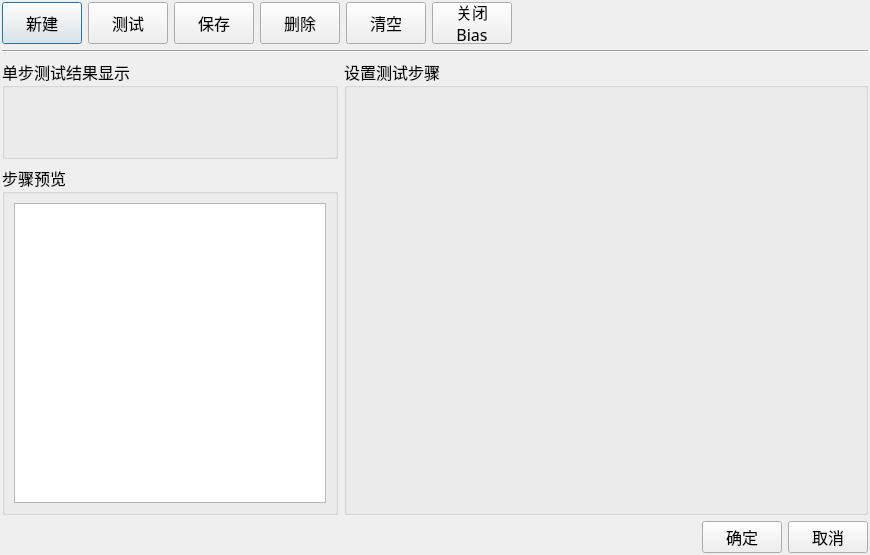
This is MeterMode/clsSetTestStep.ui in caicaiking/WKEFactoryView2014 as Qt 5 draws it before an edit. The edited form follows.
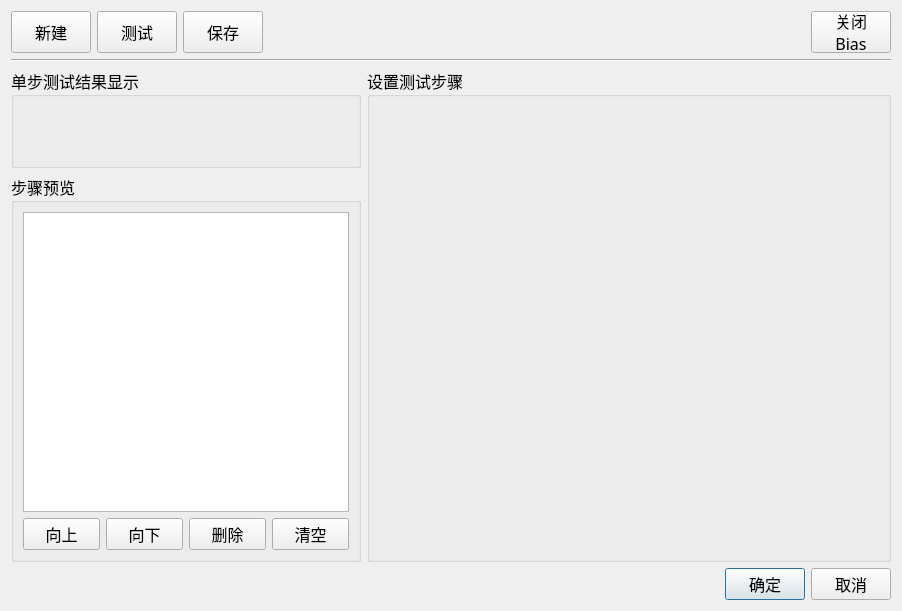
This is the edited form. Icons and pictures are not drawn. Custom widgets are drawn as their Qt base class.

Patch:
```diff
--- a/MeterMode/clsSetTestStep.ui
+++ b/MeterMode/clsSetTestStep.ui
@@ -6,8 +6,8 @@
    <rect>
     <x>0</x>
     <y>0</y>
-    <width>870</width>
-    <height>555</height>
+    <width>888</width>
+    <height>601</height>
    </rect>
   </property>
   <property name="font">
@@ -26,21 +26,7 @@
 	background-color: rgb(148, 148, 248);
 }</string>
   </property>
-  <layout class="QVBoxLayout" name="verticalLayout_6">
-   <property name="leftMargin">
-    <number>2</number>
-   </property>
-   <property name="topMargin">
-    <number>2</number>
-   </property>
-   <property name="rightMargin">
-    <number>2</number>
-   </property>
-   <property name="bottomMargin">
-    <number>2</number>
-   </property>
-   <item>
-    <layout class="QVBoxLayout" name="verticalLayout_5">
+  <layout class="QVBoxLayout" name="verticalLayout_4">
      <item>
       <layout class="QHBoxLayout" name="horizontalLayout_2">
        <item>
@@ -60,6 +46,16 @@
          <property name="text">
           <string>新建</string>
          </property>
+       <property name="icon">
+        <iconset resource="../recFile/myRes.qrc">
+         <normaloff>:/Icons/new1.png</normaloff>:/Icons/new1.png</iconset>
+       </property>
+       <property name="iconSize">
+        <size>
+         <width>22</width>
+         <height>22</height>
+        </size>
+       </property>
         </widget>
        </item>
        <item>
@@ -79,6 +75,16 @@
          <property name="text">
           <string>测试</string>
          </property>
+       <property name="icon">
+        <iconset resource="../recFile/myRes.qrc">
+         <normaloff>:/Icons/test.png</normaloff>:/Icons/test.png</iconset>
+       </property>
+       <property name="iconSize">
+        <size>
+         <width>22</width>
+         <height>22</height>
+        </size>
+       </property>
         </widget>
        </item>
        <item>
@@ -98,45 +104,30 @@
          <property name="text">
           <string>保存</string>
          </property>
-        </widget>
-       </item>
-       <item>
-        <widget class="QPushButton" name="btnDele">
-         <property name="minimumSize">
+       <property name="icon">
+        <iconset resource="../recFile/myRes.qrc">
+         <normaloff>:/Icons/save2.png</normaloff>:/Icons/save2.png</iconset>
+       </property>
+       <property name="iconSize">
           <size>
-           <width>80</width>
-           <height>42</height>
-          </size>
-         </property>
-         <property name="font">
-          <font>
-           <family>楷体</family>
-           <pointsize>12</pointsize>
-          </font>
-         </property>
-         <property name="text">
-          <string>删除</string>
-         </property>
+         <width>22</width>
+         <height>22</height>
+        </size>
+       </property>
         </widget>
        </item>
        <item>
-        <widget class="QPushButton" name="btnClear">
-         <property name="minimumSize">
+      <spacer name="horizontalSpacer_2">
+       <property name="orientation">
+        <enum>Qt::Horizontal</enum>
+       </property>
+       <property name="sizeHint" stdset="0">
           <size>
-           <width>80</width>
-           <height>42</height>
-          </size>
-         </property>
-         <property name="font">
-          <font>
-           <family>楷体</family>
-           <pointsize>12</pointsize>
-          </font>
-         </property>
-         <property name="text">
-          <string>清空</string>
-         </property>
-        </widget>
+         <width>40</width>
+         <height>20</height>
+        </size>
+       </property>
+      </spacer>
        </item>
        <item>
         <widget class="QPushButton" name="btnTurnOffBias">
@@ -168,19 +159,6 @@
          </property>
         </widget>
        </item>
-       <item>
-        <spacer name="horizontalSpacer_2">
-         <property name="orientation">
-          <enum>Qt::Horizontal</enum>
-         </property>
-         <property name="sizeHint" stdset="0">
-          <size>
-           <width>40</width>
-           <height>20</height>
-          </size>
-         </property>
-        </spacer>
-       </item>
       </layout>
      </item>
      <item>
@@ -191,9 +169,9 @@
       </widget>
      </item>
      <item>
-      <layout class="QHBoxLayout" name="horizontalLayout_3">
+    <layout class="QHBoxLayout" name="horizontalLayout_4" stretch="0,10">
        <item>
-        <layout class="QVBoxLayout" name="verticalLayout_4">
+      <layout class="QVBoxLayout" name="verticalLayout_3">
          <item>
           <widget class="QGroupBox" name="groupBox">
            <property name="minimumSize">
@@ -202,6 +180,12 @@
              <height>100</height>
             </size>
            </property>
+         <property name="maximumSize">
+          <size>
+           <width>350</width>
+           <height>16777215</height>
+          </size>
+         </property>
            <property name="font">
             <font>
              <family>楷体</family>
@@ -211,10 +195,19 @@
            <property name="title">
             <string>单步测试结果显示</string>
            </property>
-           <layout class="QVBoxLayout" name="verticalLayout_3">
+         <layout class="QHBoxLayout" name="horizontalLayout_5">
+          <property name="spacing">
+           <number>2</number>
+          </property>
+          <property name="leftMargin">
+           <number>2</number>
+          </property>
             <property name="topMargin">
              <number>2</number>
             </property>
+          <property name="rightMargin">
+           <number>2</number>
+          </property>
             <property name="bottomMargin">
              <number>2</number>
             </property>
@@ -233,6 +226,12 @@
          </item>
          <item>
           <widget class="QGroupBox" name="groupBox_3">
+         <property name="maximumSize">
+          <size>
+           <width>350</width>
+           <height>16777215</height>
+          </size>
+         </property>
            <property name="font">
             <font>
              <family>楷体</family>
@@ -244,7 +243,7 @@
            </property>
            <layout class="QVBoxLayout" name="verticalLayout_2">
             <item>
-             <widget class="QListWidget" name="listWidget">
+           <widget class="QTableWidget" name="tbTaskList">
               <property name="minimumSize">
                <size>
                 <width>300</width>
@@ -253,6 +252,102 @@
               </property>
              </widget>
             </item>
+          <item>
+           <layout class="QHBoxLayout" name="horizontalLayout_3">
+            <item>
+             <widget class="QPushButton" name="btnUp">
+              <property name="font">
+               <font>
+                <family>楷体</family>
+                <pointsize>12</pointsize>
+               </font>
+              </property>
+              <property name="text">
+               <string>向上</string>
+              </property>
+              <property name="icon">
+               <iconset resource="../recFile/myRes.qrc">
+                <normaloff>:/Icons/up1.png</normaloff>:/Icons/up1.png</iconset>
+              </property>
+              <property name="iconSize">
+               <size>
+                <width>22</width>
+                <height>22</height>
+               </size>
+              </property>
+             </widget>
+            </item>
+            <item>
+             <widget class="QPushButton" name="btnDown">
+              <property name="font">
+               <font>
+                <family>楷体</family>
+                <pointsize>12</pointsize>
+               </font>
+              </property>
+              <property name="text">
+               <string>向下</string>
+              </property>
+              <property name="icon">
+               <iconset resource="../recFile/myRes.qrc">
+                <normaloff>:/Icons/down1.png</normaloff>:/Icons/down1.png</iconset>
+              </property>
+              <property name="iconSize">
+               <size>
+                <width>22</width>
+                <height>22</height>
+               </size>
+              </property>
+             </widget>
+            </item>
+            <item>
+             <widget class="QPushButton" name="btnDelete">
+              <property name="font">
+               <font>
+                <family>楷体</family>
+                <pointsize>12</pointsize>
+               </font>
+              </property>
+              <property name="text">
+               <string>删除</string>
+              </property>
+              <property name="icon">
+               <iconset resource="../recFile/myRes.qrc">
+                <normaloff>:/Icons/clear1.png</normaloff>:/Icons/clear1.png</iconset>
+              </property>
+              <property name="iconSize">
+               <size>
+                <width>22</width>
+                <height>22</height>
+               </size>
+              </property>
+             </widget>
+            </item>
+            <item>
+             <widget class="QPushButton" name="btnClear">
+              <property name="font">
+               <font>
+                <family>楷体</family>
+                <pointsize>12</pointsize>
+               </font>
+              </property>
+              <property name="text">
+               <string>清空</string>
+              </property>
+              <property name="icon">
+               <iconset resource="../recFile/myRes.qrc">
+                <normaloff>:/Icons/del.png</normaloff>:/Icons/del.png</iconset>
+              </property>
+              <property name="iconSize">
+               <size>
+                <width>22</width>
+                <height>22</height>
+               </size>
+              </property>
+             </widget>
+            </item>
+           </layout>
+          </item>
            </layout>
           </widget>
          </item>
@@ -317,6 +412,9 @@
          <property name="text">
           <string>确定</string>
          </property>
+       <property name="default">
+        <bool>true</bool>
+       </property>
         </widget>
        </item>
        <item>
@@ -337,8 +435,6 @@
           <string>取消</string>
          </property>
         </widget>
-       </item>
-      </layout>
      </item>
     </layout>
    </item>
```
Lines whose indentation alone changed are shown as unchanged.
